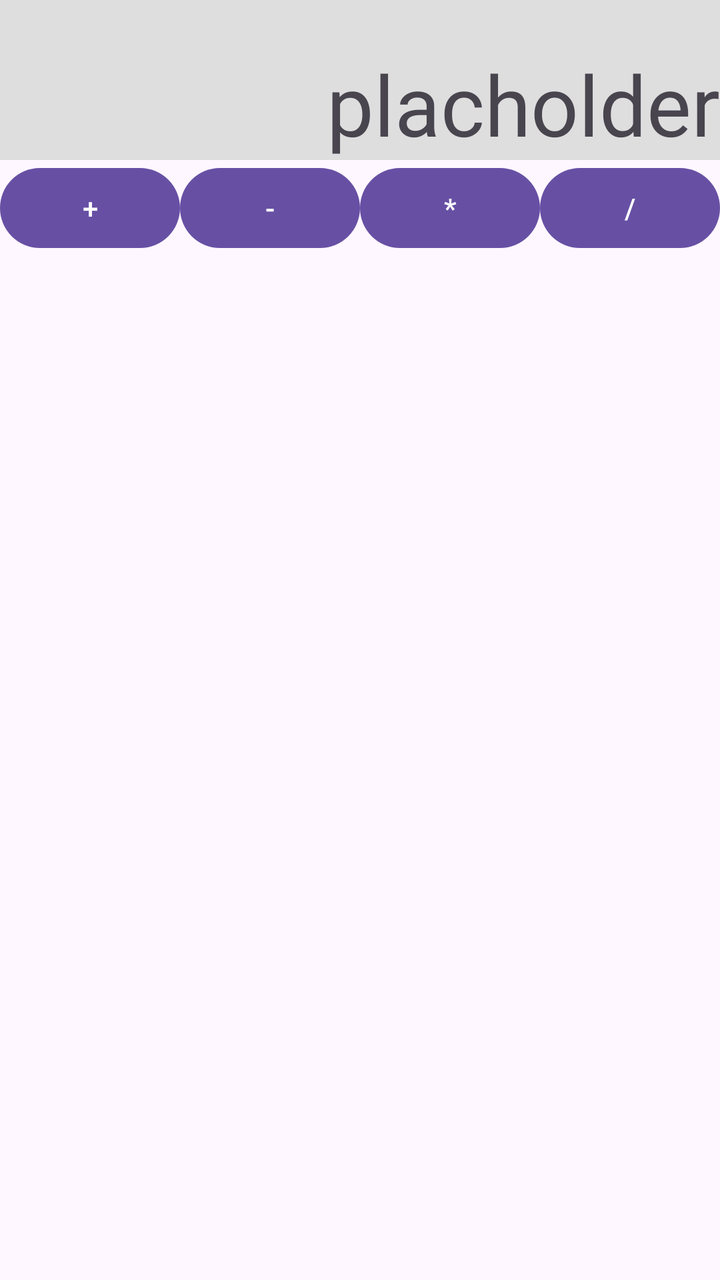
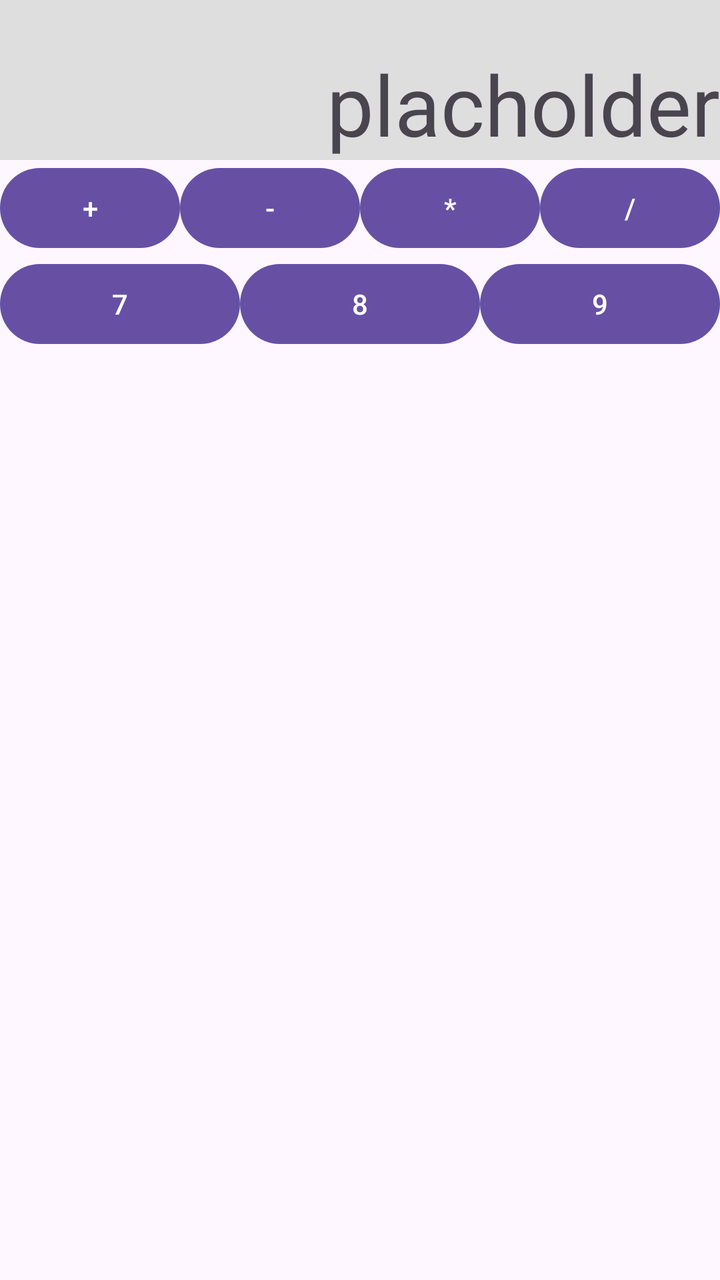

Screens rendered from an Android XML layout before and after an edit, with the pre-edit source and the edit as a unified diff.
<!-- AndroidManifest.xml: application theme Theme.Kalkulator -->
<!-- res/layout/activity_main.xml -->
<?xml version="1.0" encoding="utf-8"?>
<LinearLayout xmlns:android="http://schemas.android.com/apk/res/android"
    xmlns:tools="http://schemas.android.com/tools"
    android:id="@+id/main"
    android:layout_width="match_parent"
    android:layout_height="match_parent"
    android:orientation="vertical"
    tools:context=".MainActivity">

    <TextView
        android:id="@+id/textView"
        android:layout_width="match_parent"
        android:layout_height="80dp"
        android:textSize="42sp"
        android:background="#dedede"
        android:gravity="bottom|right"
        android:text="@string/wynik" />

    <LinearLayout
        android:layout_width="match_parent"
        android:layout_height="wrap_content"
        android:layout_weight="4"
        android:orientation="horizontal">


        <Button
            android:id="@+id/button1"
            android:layout_width="wrap_content"
            android:layout_height="wrap_content"
            android:layout_weight="1"
            android:text="+" />
        <Button
            android:id="@+id/button2"
            android:layout_width="wrap_content"
            android:layout_height="wrap_content"
            android:layout_weight="1"
            android:text="-" />
        <Button
            android:id="@+id/button3"
            android:layout_width="wrap_content"
            android:layout_height="wrap_content"
            android:layout_weight="1"
            android:text="*" />
        <Button
            android:id="@+id/button4"
            android:layout_width="wrap_content"
            android:layout_height="wrap_content"
            android:layout_weight="1"
            android:text="/" />
    </LinearLayout>


</LinearLayout>
<!-- resources referenced by this layout -->
<resources>
  <string name="wynik">placholder</string>
  <style name="Theme.Kalkulator" parent="Base.Theme.Kalkulator" />
  <style name="Base.Theme.Kalkulator" parent="Theme.Material3.DayNight.NoActionBar">
          
          
      </style>
</resources>

<!-- the commit's change to res/layout/activity_main.xml (unified diff, before → after) -->
@@ -19,7 +19,6 @@
     <LinearLayout
         android:layout_width="match_parent"
         android:layout_height="wrap_content"
-        android:layout_weight="4"
         android:orientation="horizontal">
 
 
@@ -49,5 +48,31 @@
             android:text="/" />
     </LinearLayout>
 
+    <LinearLayout
+        android:layout_width="match_parent"
+        android:layout_height="wrap_content"
+        android:orientation="horizontal">
+
+
+        <Button
+            android:id="@+id/button5"
+            android:layout_width="wrap_content"
+            android:layout_height="wrap_content"
+            android:layout_weight="1"
+            android:text="7" />
+        <Button
+            android:id="@+id/button6"
+            android:layout_width="wrap_content"
+            android:layout_height="wrap_content"
+            android:layout_weight="1"
+            android:text="8" />
+        <Button
+            android:id="@+id/button7"
+            android:layout_width="wrap_content"
+            android:layout_height="wrap_content"
+            android:layout_weight="1"
+            android:text="9" />
+    </LinearLayout>
+
 
 </LinearLayout>
